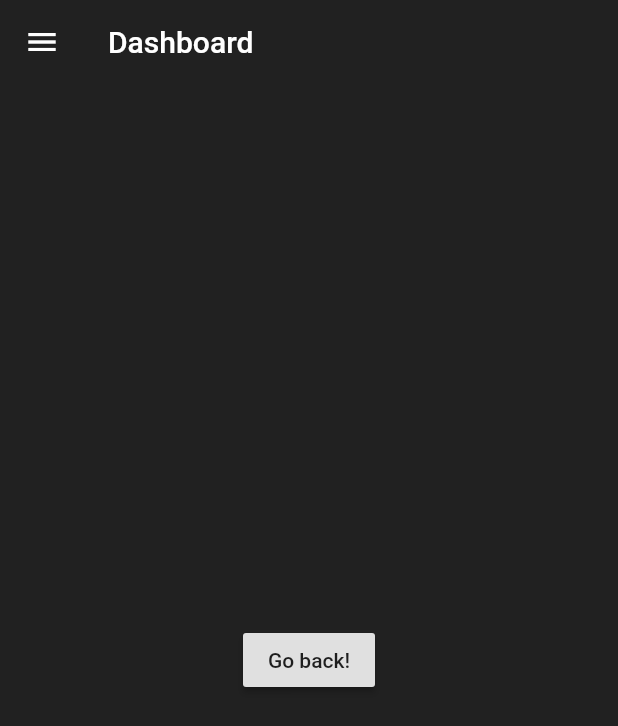
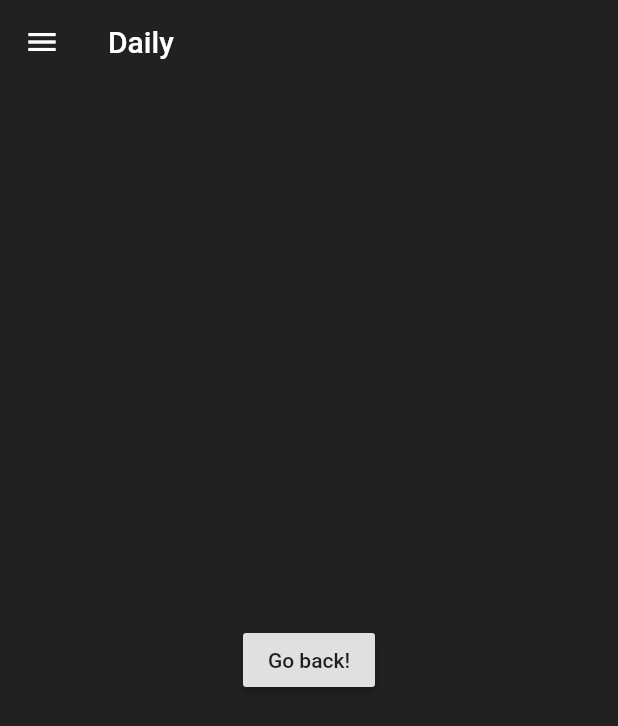
Before and after one commit to Daanvdjagt/FitAiMobile, a Flutter app: the screen it shows after launch, after a tap on "Today's monday, that means it's a pushda", on a phone screen of 412 x 824 dp. Shown: the top 726 px of the screen. Run offline on Flutter 3.47's test engine with Material 2 defaults, Android fonts, the phone set to English and light mode, and no system bars; our stand-ins replace font_awesome_flutter, splashscreen; missing offline and left inert: flutter_sparkline; network calls fail.

Commit message:
Fixed names and background home

```diff
--- a/lib/app/screens/daily.dart
+++ b/lib/app/screens/daily.dart
@@ -18,7 +18,7 @@ class Daily extends StatelessWidget {
       appBar: AppBar(
           backgroundColor: Colors.transparent,
           elevation: 0,
-          title: Text('Dashboard')),
+          title: Text('Daily')),
       body: Center(
         child: RaisedButton(
           onPressed: () {
--- a/lib/app/screens/home.dart
+++ b/lib/app/screens/home.dart
@@ -12,7 +12,7 @@ class Home extends StatelessWidget {
   @override
   Widget build(BuildContext context) {
     return Scaffold(
-      backgroundColor: Colors.white,
+      backgroundColor: Colors.grey.shade900,
       appBar: AppBar(
           backgroundColor: Colors.transparent,
           elevation: 0,
--- a/lib/app/screens/login.dart
+++ b/lib/app/screens/login.dart
@@ -13,7 +13,7 @@ class Login extends StatelessWidget {
       appBar: AppBar(
           backgroundColor: Colors.transparent,
           elevation: 0,
-          title: Text('Dashboard')),
+          title: Text('Login')),
       body: Container(
         width: MediaQuery.of(context).size.width,
         height: MediaQuery.of(context).size.height,
--- a/lib/app/screens/progress.dart
+++ b/lib/app/screens/progress.dart
@@ -34,7 +34,7 @@ class _ProgressState extends State<Progress>
       appBar: AppBar(
           backgroundColor: Colors.transparent,
           elevation: 0,
-          title: Text('Dashboard')),
+          title: Text('Progress')),
       body: StaggeredGridView.count(
         crossAxisCount: 2,
         crossAxisSpacing: 12.0,
```
